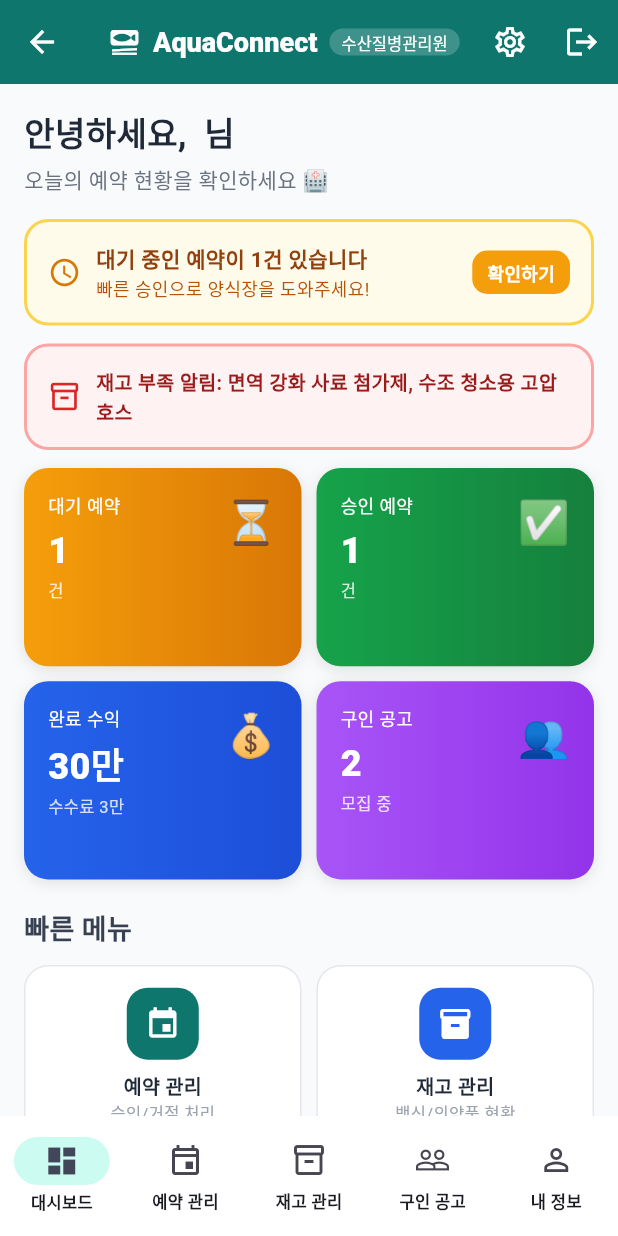
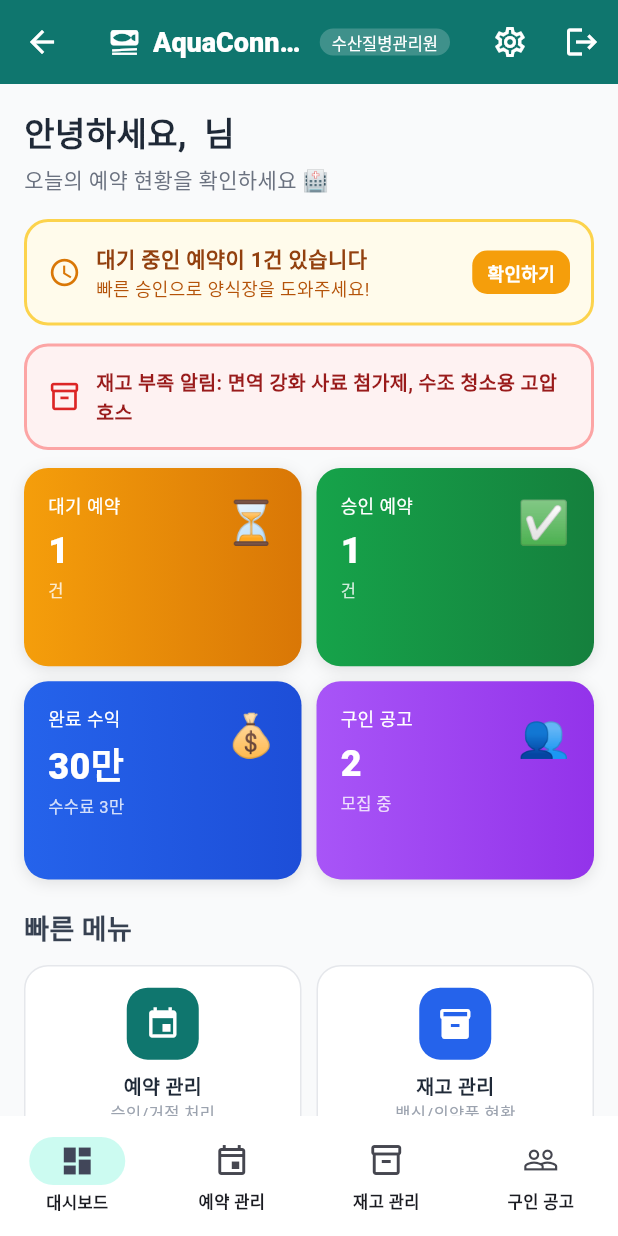
Before and after one commit to AlphaXen/aquaconnect_mobile, a Flutter app: the CenterMainScreen screen opened directly, on a phone screen of 412 x 824 dp. Run offline on Flutter 3.47's test engine with Material 3 defaults, Android fonts, the phone set to English and light mode, and no system bars; our stand-ins replace cached_network_image, cloud_firestore, firebase_auth, firebase_core, google_sign_in, shared_preferences and 1 more; accounts and stored records are empty; network calls fail; Roboto replaces fonts that are missing (pretendard).

Commit message:
ui개선(설정에 내정보 탭 이동 및 버그개선)

```diff
--- a/lib/screens/center/center_main_screen.dart
+++ b/lib/screens/center/center_main_screen.dart
@@ -8,7 +8,6 @@ import 'center_dashboard_screen.dart';
 import 'reservation_management_screen.dart';
 import 'inventory_screen.dart';
 import 'center_jobs_screen.dart';
-import 'center_profile_screen.dart';
 
 class CenterMainScreen extends StatefulWidget {
   const CenterMainScreen({super.key});
@@ -25,7 +24,6 @@ class _CenterMainScreenState extends State<CenterMainScreen> {
     ReservationManagementScreen(),
     InventoryScreen(),
     CenterJobsScreen(),
-    CenterProfileScreen(),
   ];
 
   void _logout() => context.read<AppProvider>().logout();
@@ -68,7 +66,13 @@ class _CenterMainScreenState extends State<CenterMainScreen> {
           children: [
             Icon(Icons.set_meal, size: 22),
             SizedBox(width: 8),
-            Text('AquaConnect', style: TextStyle(fontWeight: FontWeight.w800, fontSize: 18)),
+            Flexible(
+              child: Text(
+                'AquaConnect',
+                style: TextStyle(fontWeight: FontWeight.w800, fontSize: 18),
+                overflow: TextOverflow.ellipsis,
+              ),
+            ),
             SizedBox(width: 8),
             _RoleBadge(label: '수산질병관리원'),
           ],
@@ -98,7 +102,6 @@ class _CenterMainScreenState extends State<CenterMainScreen> {
           NavigationDestination(icon: Icon(Icons.event_outlined), selectedIcon: Icon(Icons.event), label: '예약 관리'),
           NavigationDestination(icon: Icon(Icons.inventory_2_outlined), selectedIcon: Icon(Icons.inventory_2), label: '재고 관리'),
           NavigationDestination(icon: Icon(Icons.people_outline), selectedIcon: Icon(Icons.people), label: '구인 공고'),
-          NavigationDestination(icon: Icon(Icons.person_outline), selectedIcon: Icon(Icons.person), label: '내 정보'),
         ],
       ),
     ));
--- a/lib/screens/farm/farm_main_screen.dart
+++ b/lib/screens/farm/farm_main_screen.dart
@@ -9,7 +9,6 @@ import 'tank_management_screen.dart';
 import 'reservation_screen.dart';
 import 'commerce_screen.dart';
 import 'farm_jobs_screen.dart';
-import 'farm_profile_screen.dart';
 
 class FarmMainScreen extends StatefulWidget {
   const FarmMainScreen({super.key});
@@ -27,7 +26,6 @@ class _FarmMainScreenState extends State<FarmMainScreen> {
     ReservationScreen(),
     CommerceScreen(),
     FarmJobsScreen(),
-    FarmProfileScreen(),
   ];
 
   void _logout() {
@@ -72,7 +70,13 @@ class _FarmMainScreenState extends State<FarmMainScreen> {
           children: [
             Icon(Icons.set_meal, size: 22),
             SizedBox(width: 8),
-            Text('AquaConnect', style: TextStyle(fontWeight: FontWeight.w800, fontSize: 18)),
+            Flexible(
+              child: Text(
+                'AquaConnect',
+                style: TextStyle(fontWeight: FontWeight.w800, fontSize: 18),
+                overflow: TextOverflow.ellipsis,
+              ),
+            ),
             SizedBox(width: 8),
             _RoleBadge(label: '양식장'),
           ],
@@ -107,7 +111,6 @@ class _FarmMainScreenState extends State<FarmMainScreen> {
           NavigationDestination(icon: Icon(Icons.event_outlined), selectedIcon: Icon(Icons.event), label: '예약 신청'),
           NavigationDestination(icon: Icon(Icons.shopping_cart_outlined), selectedIcon: Icon(Icons.shopping_cart), label: '쇼핑몰'),
           NavigationDestination(icon: Icon(Icons.work_outline), selectedIcon: Icon(Icons.work), label: '구인 공고'),
-          NavigationDestination(icon: Icon(Icons.person_outline), selectedIcon: Icon(Icons.person), label: '내 정보'),
         ],
       ),
     ));
```
Also changed, not shown: lib/widgets/settings_bottom_sheet.dart (+43 -2 lines), .claude/settings.local.json.
